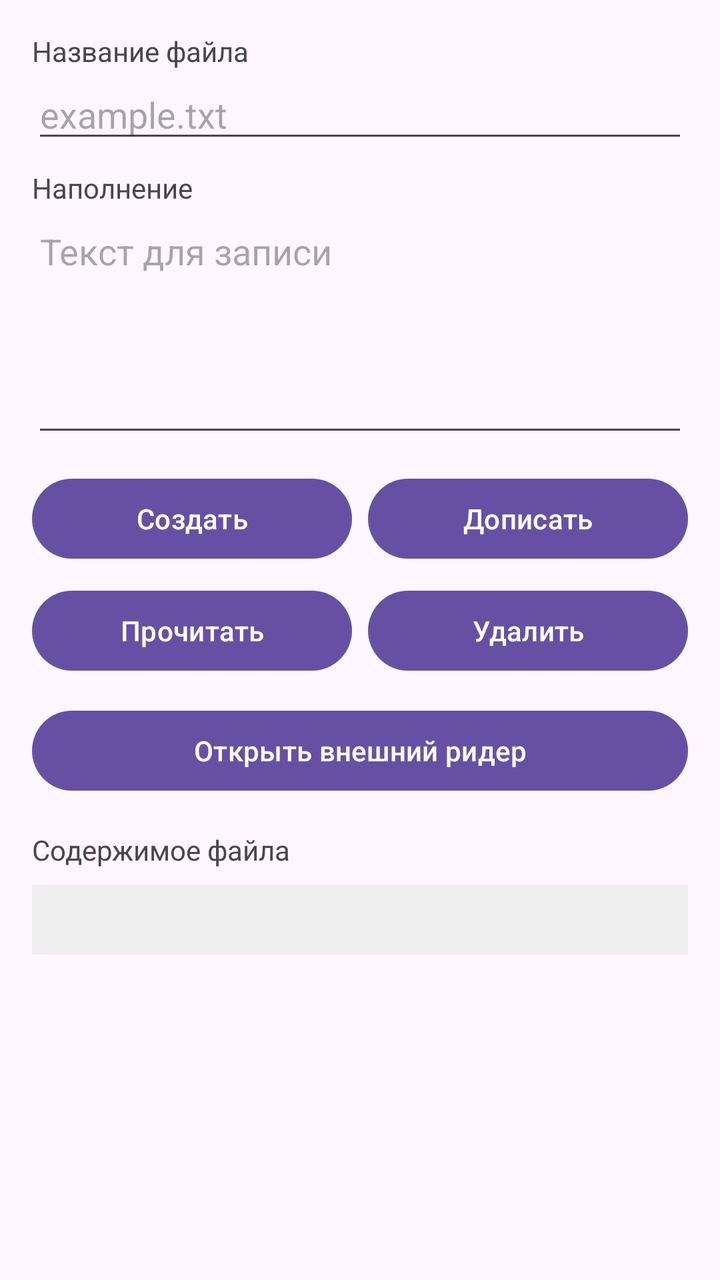
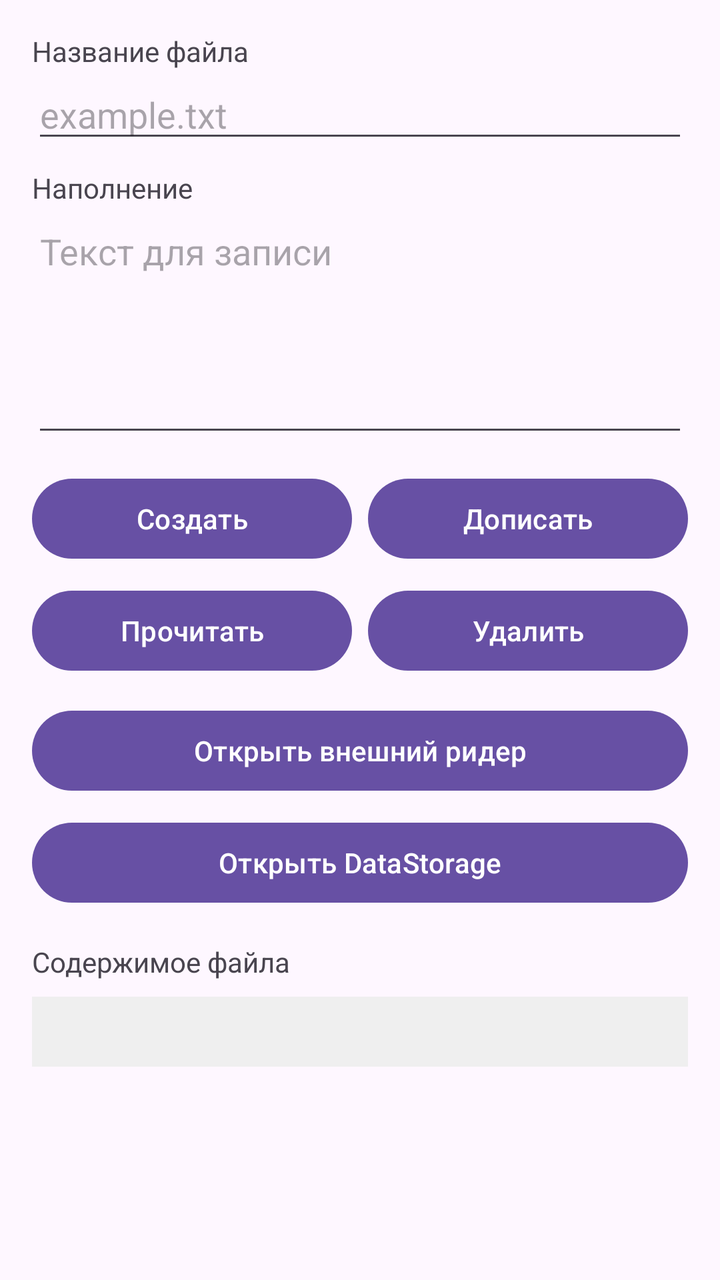

Screens rendered from an Android XML layout before and after an edit, with the pre-edit source and the edit as a unified diff.
<!-- AndroidManifest.xml: application theme Theme.FifthPractice -->
<!-- res/layout/activity_main.xml -->
<?xml version="1.0" encoding="utf-8"?>
<androidx.constraintlayout.widget.ConstraintLayout xmlns:android="http://schemas.android.com/apk/res/android"
    xmlns:app="http://schemas.android.com/apk/res-auto"
    xmlns:tools="http://schemas.android.com/tools"
    android:id="@+id/main"
    android:layout_width="match_parent"
    android:layout_height="match_parent"
    tools:context=".MainActivity">

    <ScrollView
        android:id="@+id/scroll"
        android:layout_width="0dp"
        android:layout_height="0dp"
        app:layout_constraintTop_toTopOf="parent"
        app:layout_constraintBottom_toBottomOf="parent"
        app:layout_constraintStart_toStartOf="parent"
        app:layout_constraintEnd_toEndOf="parent">

        <LinearLayout
            android:layout_width="match_parent"
            android:layout_height="wrap_content"
            android:orientation="vertical"
            android:padding="16dp">

            <TextView
                android:layout_width="wrap_content"
                android:layout_height="wrap_content"
                android:text="Название файла" />

            <EditText
                android:id="@+id/etFilename"
                android:layout_width="match_parent"
                android:layout_height="wrap_content"
                android:hint="example.txt"
                android:inputType="text" />

            <TextView
                android:layout_width="wrap_content"
                android:layout_height="wrap_content"
                android:layout_marginTop="8dp"
                android:text="Наполнение" />

            <EditText
                android:id="@+id/etContent"
                android:layout_width="match_parent"
                android:layout_height="120dp"
                android:gravity="top"
                android:inputType="textMultiLine"
                android:hint="Текст для записи" />

            <LinearLayout
                android:layout_width="match_parent"
                android:layout_height="wrap_content"
                android:orientation="horizontal"
                android:layout_marginTop="12dp">

                <Button
                    android:id="@+id/btnCreate"
                    android:layout_width="0dp"
                    android:layout_height="wrap_content"
                    android:layout_weight="1"
                    android:text="Создать" />

                <Button
                    android:id="@+id/btnAppend"
                    android:layout_width="0dp"
                    android:layout_height="wrap_content"
                    android:layout_weight="1"
                    android:layout_marginStart="8dp"
                    android:text="Дописать" />
            </LinearLayout>

            <LinearLayout
                android:layout_width="match_parent"
                android:layout_height="wrap_content"
                android:orientation="horizontal"
                android:layout_marginTop="8dp">

                <Button
                    android:id="@+id/btnRead"
                    android:layout_width="0dp"
                    android:layout_height="wrap_content"
                    android:layout_weight="1"
                    android:text="Прочитать" />

                <Button
                    android:id="@+id/btnDelete"
                    android:layout_width="0dp"
                    android:layout_height="wrap_content"
                    android:layout_weight="1"
                    android:layout_marginStart="8dp"
                    android:text="Удалить" />
            </LinearLayout>

            <Button
                android:id="@+id/btnExternal"
                android:layout_width="match_parent"
                android:layout_height="wrap_content"
                android:layout_marginTop="12dp"
                android:text="Открыть внешний ридер" />

            <TextView
                android:layout_width="wrap_content"
                android:layout_height="wrap_content"
                android:layout_marginTop="16dp"
                android:text="Содержимое файла" />

            <TextView
                android:id="@+id/tvFileContents"
                android:layout_width="match_parent"
                android:layout_height="wrap_content"
                android:background="#EFEFEF"
                android:padding="8dp"
                android:text=""
                android:layout_marginTop="8dp" />

        </LinearLayout>
    </ScrollView>

</androidx.constraintlayout.widget.ConstraintLayout>
<!-- resources referenced by this layout -->
<resources>
  <style name="Theme.FifthPractice" parent="Base.Theme.FifthPractice" />
  <style name="Base.Theme.FifthPractice" parent="Theme.Material3.DayNight.NoActionBar">
          
          
      </style>
</resources>

<!-- the commit's change to res/layout/activity_main.xml (unified diff, before → after) -->
@@ -99,6 +99,13 @@
                 android:layout_marginTop="12dp"
                 android:text="Открыть внешний ридер" />
 
+            <Button
+                android:id="@+id/btnDataStorage"
+                android:layout_width="match_parent"
+                android:layout_height="wrap_content"
+                android:layout_marginTop="8dp"
+                android:text="Открыть DataStorage" />
+
             <TextView
                 android:layout_width="wrap_content"
                 android:layout_height="wrap_content"
